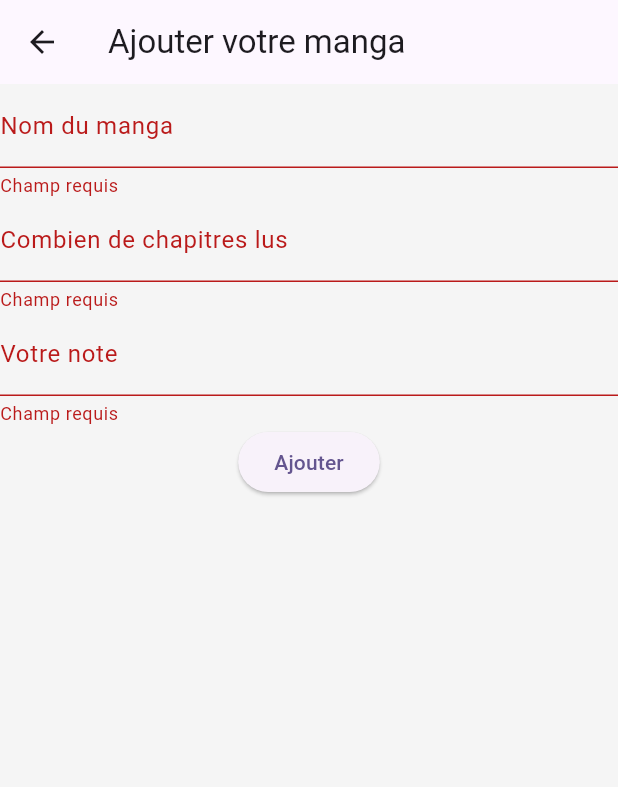
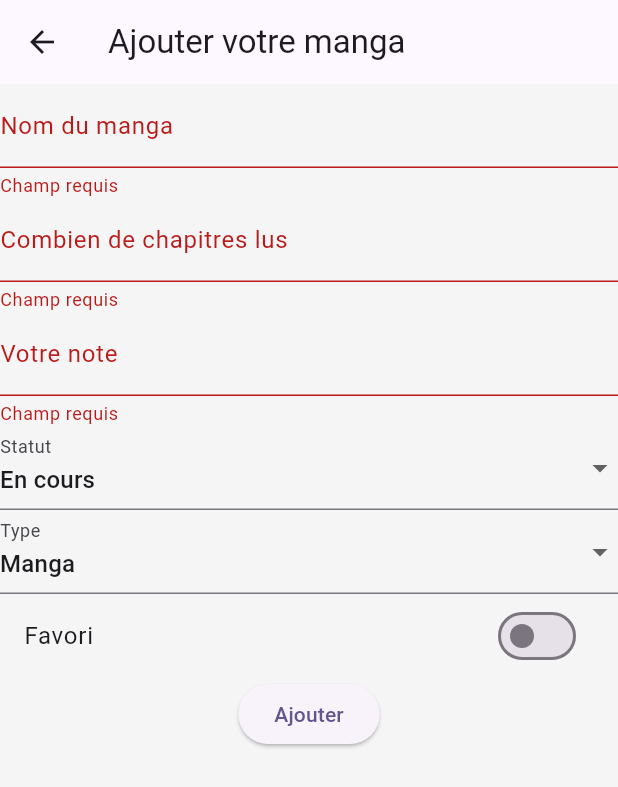
Before and after one commit to SamuelDelabranche/folio, a Flutter app: the AddMangaPage screen opened directly, after a tap on "Ajouter", on a phone screen of 412 x 824 dp. Shown: the top 787 px of the screen. Run offline on Flutter 3.47's test engine with Material 3 defaults, Android fonts, the phone set to English and light mode, and no system bars; our stand-ins replace drift, drift_flutter, flutter_riverpod; accounts and stored records are empty; generated files the repository leaves out were written again.

Commit message:
feat: formulaire ajout manga complet (statut, type, favori)

```diff
--- a/lib/features/add_Manga/add_manga_page.dart
+++ b/lib/features/add_Manga/add_manga_page.dart
@@ -17,12 +17,17 @@ class _AddMangaPageState extends ConsumerState<AddMangaPage> {
   final _titreController = TextEditingController();
   final _chapitreController = TextEditingController();
   final _noteController = TextEditingController();
+  String _statusSelectionne = 'En cours';
+  String _typeSelectionne = 'Manga';
+  bool _estFavori = false;
+
   @override
   Widget build(BuildContext context) {
     return Scaffold(
       appBar: AppBar(title: Text("Ajouter votre manga")),
       body: Form(
         key: _formKey,
+        child: SingleChildScrollView(
             child: Column(
             children: [
               TextFormField(
@@ -68,7 +73,37 @@ class _AddMangaPageState extends ConsumerState<AddMangaPage> {
                   }
                 },
               ),
-
+              DropdownButtonFormField<String>(
+                initialValue: _statusSelectionne,
+                decoration: InputDecoration(labelText: 'Statut'),
+                items: ['À lire', 'En cours', 'Terminé', 'Abandonné']
+                  .map((s) => DropdownMenuItem(value: s, child: Text(s)))
+                  .toList(),
+                onChanged: (value) {
+                  setState(() {
+                    _statusSelectionne = value!;
+                  });
+                },
+              ),
+              DropdownButtonFormField(
+                initialValue: _typeSelectionne,
+                decoration: InputDecoration(labelText: 'Type'),
+                items: ['Manga', 'Manhwa', 'Manhua', 'Novel']
+                  .map((s) => DropdownMenuItem(value: s, child: Text(s)))
+                  .toList(),
+                onChanged: (value) {
+                  setState(() {
+                    _typeSelectionne = value!;
+                  });
+                },
+              ),
+              SwitchListTile(
+                title: Text("Favori"),
+                value: _estFavori,
+                onChanged:(value) => setState(() {
+                  _estFavori = value;
+                }),
+              ),
               ElevatedButton(onPressed: () {
                 if (_formKey.currentState!.validate()) {
                   final dao = ref.read(mangaDaoProvider);
@@ -77,9 +112,9 @@ class _AddMangaPageState extends ConsumerState<AddMangaPage> {
                     titre: Value(_titreController.text),
                     description: Value.absent(),
                     imagePath: Value.absent(),
-                  status: Value("En cours"),
-                  typeManga: Value("Manga"),
-                  estFavori: Value(false),
+                    status: Value(_statusSelectionne),
+                    typeManga: Value(_typeSelectionne),
+                    estFavori: Value(_estFavori),
                     note: Value(double.parse(_noteController.text)),
                     chapitres: Value(double.parse(_chapitreController.text)),
                   ));
@@ -89,6 +124,7 @@ class _AddMangaPageState extends ConsumerState<AddMangaPage> {
                 }
               }, child: Text("Ajouter"))
             ],
+          ),
         ),
       ),
     );
```
Lines whose indentation alone changed are shown as unchanged.
